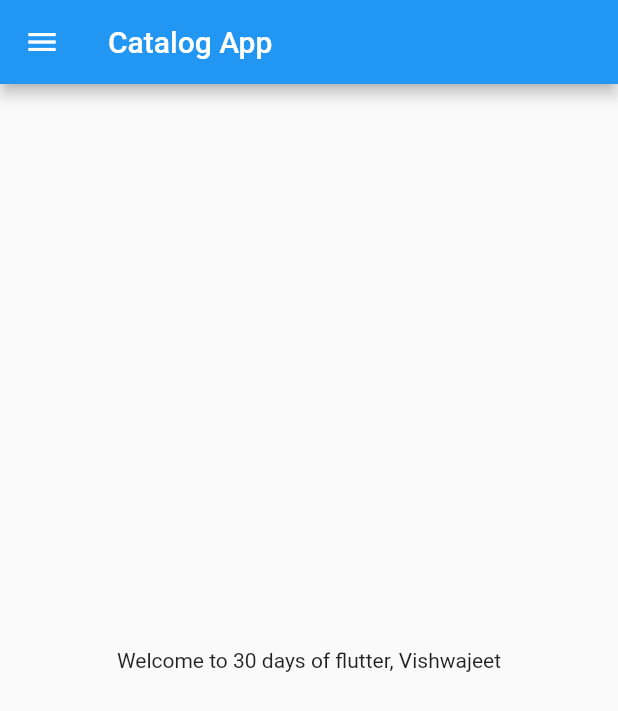
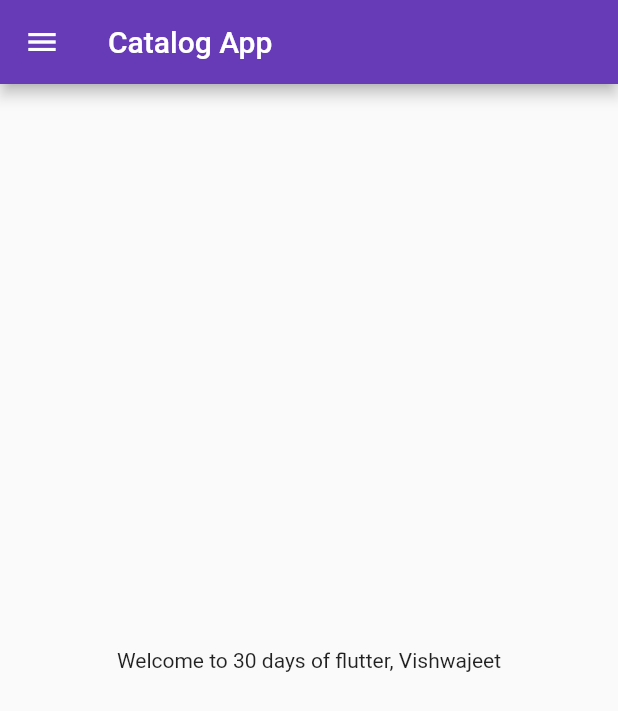
Before and after one commit to vishtech36/30DaysOfFlutter, a Flutter app: the screen it shows after launch, on a phone screen of 412 x 824 dp. Shown: the top 711 px of the screen. Run offline on Flutter 3.47's test engine with Material 2 defaults, Android fonts, the phone set to English and light mode, and no system bars; missing offline and left inert: dart:ffi.

Commit message:
Day 3 comeplemted

```diff
--- a/lib/main.dart
+++ b/lib/main.dart
@@ -1,16 +1,26 @@
 import 'dart:ffi';
 
-import 'package:demo/home_page.dart';
+import 'package:demo/pages/home_page.dart';
+import 'package:demo/pages/login_page.dart';
 import 'package:flutter/material.dart';
 
 void main() => runApp(MyApp());
 
 class MyApp extends StatelessWidget {
+  const MyApp({Key? key}) : super(key: key);
+
   @override
   Widget build(BuildContext context) {
-    const int days = 30;
-    const String name = "Vishwajeet";
-
-    return const MaterialApp(home: HomePage());
+    return MaterialApp(
+      themeMode: ThemeMode.light,
+      theme: ThemeData(primarySwatch: Colors.deepPurple),
+      darkTheme: ThemeData.dark(),
+      initialRoute: "/home",
+      routes: {
+        "/": (context) => const LoginPage(),
+        "/home": (context) => const HomePage(),
+        "/login": (context) => const LoginPage()
+      },
+    );
   }
 }
```
Also changed, not shown: lib/pages/login_page.dart (added, +18 -0 lines), lib/pages/home_page.dart (renamed from lib/home_page.dart).
